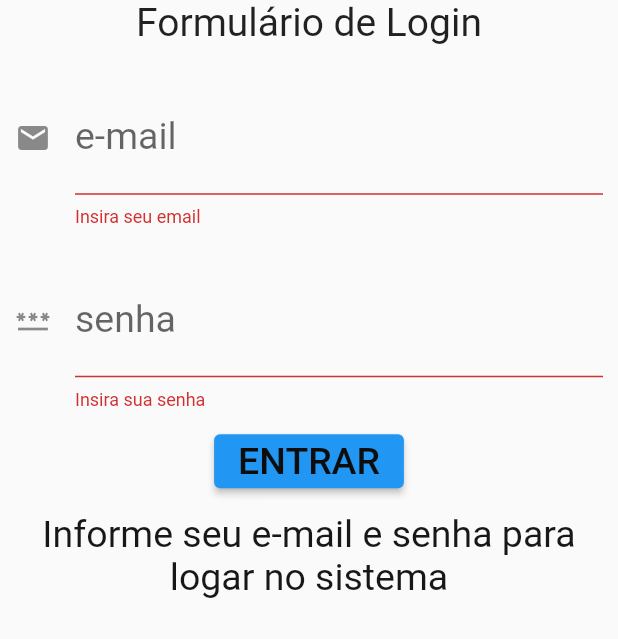
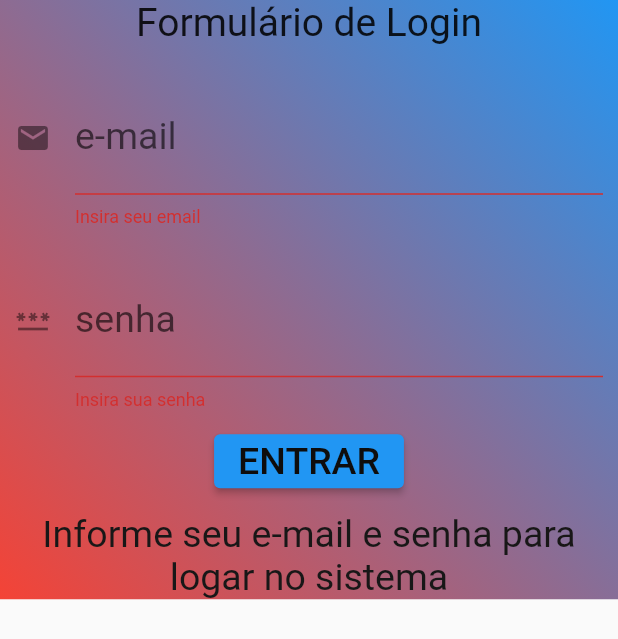
Before and after one commit to killatsignlife/fatecflix-flutter, a Flutter app: the screen it shows after launch, after a tap on "ENTRAR", on a phone screen of 412 x 824 dp. Shown: the top 639 px of the screen. Run offline on Flutter 3.47's test engine with Material 2 defaults, Android fonts, the phone set to English and light mode, and no system bars; our stand-ins replace get, sqflite; accounts and stored records are empty.

Commit message:
alteracoes login

```diff
--- a/lib/bar.dart
+++ /dev/null
@@ -1,18 +0,0 @@
-import 'package:flutter/cupertino.dart';
-
-import 'package:flutter/material.dart';
-
-class Bar extends StatelessWidget {
-  static const String _title = 'FatecFlix';
-
-  @override
-  Widget build(BuildContext context) {
-    return MaterialApp(
-      title: _title,
-      home: AppBar(
-        title: const Text(_title),
-        backgroundColor: Colors.red,
-      ),
-    );
-  }
-}
--- a/lib/atualizar.dart
+++ b/lib/components/dashboard/atualizar/atualizar.dart
@@ -1,8 +1,8 @@
-import 'package:fatecflix_mobile/dashboard.dart';
+import 'package:fatecflix_mobile/components/dashboard/dashboard.dart';
 import 'package:fatecflix_mobile/data/database_helper.dart';
 import 'package:flutter/foundation.dart';
 import 'package:flutter/material.dart';
-import 'package:fatecflix_mobile/appController.dart';
+import 'package:fatecflix_mobile/controller/appController.dart';
 import 'package:get/get.dart';
 
 class AtualizarUsuario extends StatelessWidget {
--- a/lib/cadastrar.dart
+++ b/lib/components/dashboard/cadastrar/cadastrar.dart
@@ -1,5 +1,5 @@
-import 'package:fatecflix_mobile/appController.dart';
-import 'package:fatecflix_mobile/dashboard.dart';
+import 'package:fatecflix_mobile/controller/appController.dart';
+import 'package:fatecflix_mobile/components/dashboard/dashboard.dart';
 import 'package:fatecflix_mobile/data/database_helper.dart';
 import 'package:flutter/foundation.dart';
 import 'package:flutter/material.dart';
--- a/lib/deletar.dart
+++ b/lib/components/dashboard/deletar/deletar.dart
@@ -1,5 +1,5 @@
-import 'package:fatecflix_mobile/appController.dart';
-import 'package:fatecflix_mobile/dashboard.dart';
+import 'package:fatecflix_mobile/controller/appController.dart';
+import 'package:fatecflix_mobile/components/dashboard/dashboard.dart';
 import 'package:fatecflix_mobile/data/database_helper.dart';
 import 'package:flutter/foundation.dart';
 import 'package:flutter/material.dart';
--- /dev/null
+++ b/lib/components/login/login.dart
@@ -0,0 +1,158 @@
+import 'package:flutter/material.dart';
+import 'package:get/get.dart';
+import 'package:http/http.dart';
+
+// void main() {
+//   runApp(const MaterialApp(
+//     home : LoginWidget()
+//   ));
+// }
+
+class LoginWidget extends StatefulWidget {
+  const LoginWidget({Key? key}) : super(key: key);
+
+  @override
+  State<LoginWidget> createState() => _LoginWidgetState();
+}
+
+class _LoginWidgetState extends State<LoginWidget> {
+  String _info = "Informe seu e-mail e senha para logar no sistema";
+  GlobalKey<FormState> _formKey = GlobalKey<FormState>();
+  TextEditingController emailController = TextEditingController();
+  TextEditingController senhaController = TextEditingController();
+
+  void _resetaCampos() {
+    emailController.text = "";
+    senhaController.text = "";
+    setState(() {
+      _info = "Informe seu e-mail e senha para logar no sistema";
+      _formKey = GlobalKey<FormState>();
+    });
+  }
+
+  void _login() {
+    setState(() {
+      String email = emailController.text;
+      String senha = emailController.text;
+      _info = "email: $email, senha: $senha";
+    });
+  }
+
+  @override
+  Widget build(BuildContext context) {
+    const sizedBoxSpace = SizedBox(height: 24);
+    return MaterialApp(
+        title: "Fatecflix - Login",
+        theme: ThemeData(
+          primarySwatch: Colors.blue,
+          visualDensity: VisualDensity.adaptivePlatformDensity,
+        ),
+        home:
+        Scaffold(
+            body: Container(
+                decoration: const BoxDecoration(
+                  gradient: LinearGradient(
+                    begin: Alignment.topRight,
+                    end: Alignment.bottomLeft,
+                    colors: [
+                      Colors.blue,
+                      Colors.red,
+                    ],
+                  ),
+                ),
+                child: SingleChildScrollView(
+                  padding: const EdgeInsets.fromLTRB(10, 0, 10, 0),
+                  child: Form(
+                    key: _formKey,
+                    child: Column(
+                      mainAxisAlignment: MainAxisAlignment.center,
+                      children: <Widget>[
+                        const Text(
+                          "Formulário de Login",
+                          style: TextStyle(
+                            fontSize: 26,
+                          ),
+                        ),
+                        sizedBoxSpace,
+                        TextFormField(
+                          textInputAction: TextInputAction.next,
+                          keyboardType: TextInputType.emailAddress,
+                          decoration: const InputDecoration(
+                            icon: Icon(Icons.email),
+                            hintText: "usuario@email.com",
+                            labelText: "e-mail",
+                          ),
+                          textAlign: TextAlign.center,
+                          style: const TextStyle(
+                              color: Color.fromARGB(255, 2, 2, 2),
+                              fontSize: 25.0),
+                          controller: emailController,
+                          validator: (value) {
+                            if (value!.isEmpty) {
+                              return "Insira seu email";
+                            }
+                            return null;
+                          },
+                        ),
+                        sizedBoxSpace,
+                        TextFormField(
+                          keyboardType: TextInputType.visiblePassword,
+                          decoration: const InputDecoration(
+                            icon: Icon(Icons.password),
+                            labelText: "senha",
+                          ),
+                          textAlign: TextAlign.center,
+                          style: const TextStyle(
+                              color: Color.fromARGB(255, 2, 2, 2),
+                              fontSize: 25.0),
+                          controller: senhaController,
+                          validator: (value) {
+                            if (value!.isEmpty) {
+                              return "Insira sua senha";
+                            }
+                            return null;
+                          },
+                        ),
+                        Padding(
+                          padding:
+                              const EdgeInsets.only(top: 10.0, bottom: 10.0),
+                          child: ElevatedButton(
+                            onPressed: () {
+                              if (_formKey.currentState!.validate()) {
+                                _login();
+                              }
+                            },
+                            child: const Text(
+                              "ENTRAR",
+                              style: TextStyle(
+                                  color: Color.fromARGB(255, 14, 13, 13),
+                                  fontSize: 25.0),
+                            ),
+                          ),
+                        ),
+                        Text(
+                          _info,
+                          textAlign: TextAlign.center,
+                          style: const TextStyle(
+                              color: Color.fromARGB(255, 24, 23, 23),
+                              fontSize: 25.0),
+                        )
+                      ],
+                    ),
+                  ),
+                ))));
+  }
+}
+
+// Container(
+//             decoration: const BoxDecoration(
+//               gradient: LinearGradient(
+//                 begin: Alignment.topRight,
+//                 end: Alignment.bottomLeft,
+//                 colors: [
+//                   Colors.blue,
+//                   Colors.red,
+//                 ],
+//             ),
+//           ),
+//         ),
--- a/lib/login.dart
+++ /dev/null
@@ -1,139 +0,0 @@
-import 'package:flutter/material.dart';
-import 'package:get/get.dart';
-import 'package:http/http.dart';
-
-// void main() {
-//   runApp(const MaterialApp(
-//     home : LoginWidget()
-//   ));
-// }
-
-class LoginWidget extends StatefulWidget {
-  const LoginWidget({Key? key}) : super(key: key);
-
-  @override
-  State<LoginWidget> createState() => _LoginWidgetState();
-}
-
-class _LoginWidgetState extends State<LoginWidget> {
-  String _info = "Informe seu e-mail e senha para logar no sistema";
-  GlobalKey<FormState> _formKey = GlobalKey<FormState>();
-  TextEditingController emailController = TextEditingController();
-  TextEditingController senhaController = TextEditingController();
-
-  void _resetaCampos() {
-    emailController.text = "";
-    senhaController.text = "";
-    setState(() {
-      _info = "Informe seu e-mail e senha para logar no sistema";
-      _formKey = GlobalKey<FormState>();
-    });
-  }
-
-  void _login() {
-    setState(() {
-      String email = emailController.text;
-      String senha = emailController.text;
-      _info = "email: $email, senha: $senha";
-    });
-  }
-
-  @override
-  Widget build(BuildContext context) {
-    const sizedBoxSpace = SizedBox(height: 24);
-    return MaterialApp(
-        title: "Fatecflix - Login",
-        theme: ThemeData(
-          primarySwatch: Colors.blue,
-          visualDensity: VisualDensity.adaptivePlatformDensity,
-        ),
-        home: Scaffold(
-        body: SingleChildScrollView(
-            padding: const EdgeInsets.fromLTRB(10, 0, 10, 0),
-            child: Form(
-              key: _formKey,
-              child: Column(
-              mainAxisAlignment: MainAxisAlignment.center,
-              children: <Widget>[
-                const Text(
-                  "Formulário de Login",
-                  style: TextStyle(
-                    fontSize: 26,
-                  ),
-                ),
-                sizedBoxSpace,
-                TextFormField(
-                  textInputAction: TextInputAction.next,
-                  keyboardType: TextInputType.emailAddress,
-                  decoration: const InputDecoration(
-                  icon: Icon(Icons.email),
-                  hintText: "usuario@email.com",
-                  labelText: "e-mail",
-                ),
-                  textAlign: TextAlign.center,
-                  style: const TextStyle(color: Color.fromARGB(255, 2, 2, 2), fontSize: 25.0),
-                  controller: emailController,
-                  validator: (value) {
-                    if (value!.isEmpty) {
-                      return "Insira seu email";
-                    }
-                    return null;
-                  },
-                ),
-                sizedBoxSpace,
-                 TextFormField(
-                  keyboardType: TextInputType.visiblePassword,
-                  decoration: const InputDecoration(
-                  icon: Icon(Icons.password),
-                  labelText: "senha",
-                ),
-                  textAlign: TextAlign.center,
-                  style: const TextStyle(color: Color.fromARGB(255, 2, 2, 2), fontSize: 25.0),
-                  controller: senhaController,
-                  validator: (value) {
-                    if (value!.isEmpty) {
-                      return "Insira sua senha";
-                    }
-                    return null;
-                  },
-                ),
-                Padding(
-                  padding: const EdgeInsets.only(top: 10.0, bottom: 10.0),
-                  child: ElevatedButton(
-                    onPressed: () {
-                      if (_formKey.currentState!.validate()) {
-                        _login();
-                      }
-                    },
-                    child: const Text(
-                      "ENTRAR",
-                      style: TextStyle(color: Color.fromARGB(255, 14, 13, 13), fontSize: 25.0),
-                    ),
-                  ),
-                ),
-                Text(
-                  _info,
-                  textAlign: TextAlign.center,
-                  style: const TextStyle(color: Color.fromARGB(255, 24, 23, 23), fontSize: 25.0),
-                )
-              ],
-            ),
-            ),
-        )
-        )
-    );
-  }
-}
-
-// Container(
-//             decoration: const BoxDecoration(
-//               gradient: LinearGradient(
-//                 begin: Alignment.topRight,
-//                 end: Alignment.bottomLeft,
-//                 colors: [
-//                   Colors.blue,
-//                   Colors.red,
-//                 ],
-//             ),
-//           ),
-//         ),
--- a/lib/main.dart
+++ b/lib/main.dart
@@ -1,7 +1,7 @@
-import 'package:fatecflix_mobile/dashboard.dart';
+import 'package:fatecflix_mobile/components/dashboard/dashboard.dart';
 import 'package:flutter/material.dart';
 import 'package:get/get.dart';
-import 'package:fatecflix_mobile/login.dart';
+import 'package:fatecflix_mobile/components/login/login.dart';
 
 void main() {
   runApp(const MaterialApp(
@@ -9,7 +9,6 @@ void main() {
   ));
 }
 
-<<<<<<< HEAD
 class MyApp extends StatelessWidget {
   const MyApp({super.key});
 
@@ -26,5 +25,3 @@ class MyApp extends StatelessWidget {
     );
   }
 }
-=======
->>>>>>> origin/feature/login
```
Also changed, not shown: lib/components/dashboard/dashboard.dart (renamed from lib/dashboard.dart, +4 -4 lines), lib/controller/appController.dart (renamed from lib/appController.dart).
